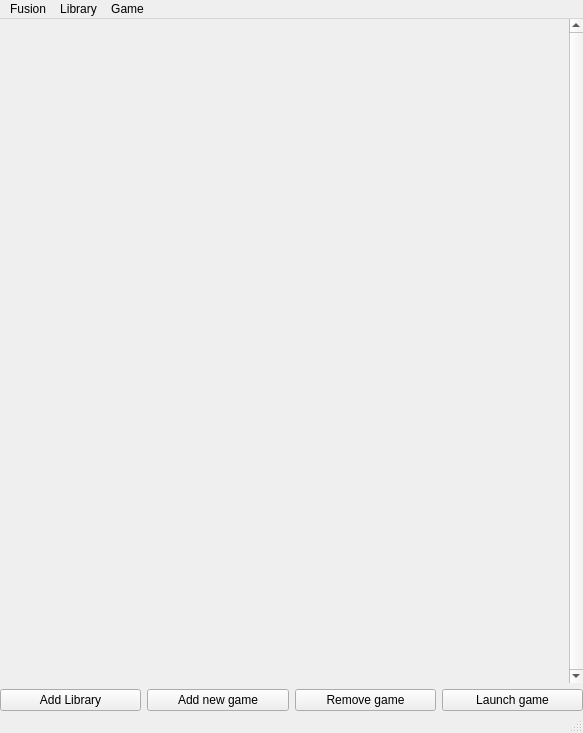
Old version of the form mainwindow.ui in the repository FusionLauncher/FusionClient.
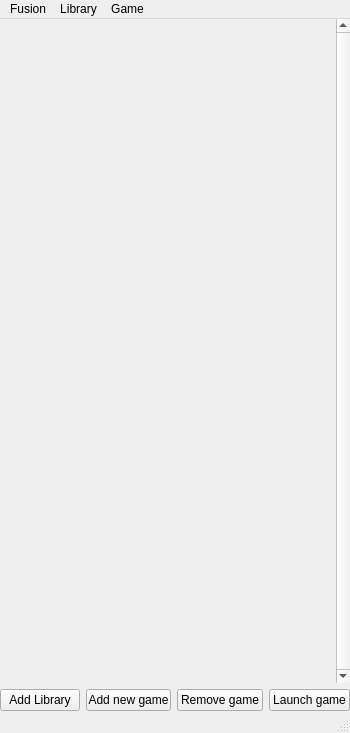
New version of the form.

Commit message: FGameWidget: Add Launch/remove-Button, Lower min-Width GameInfoDialog: Implement Downloader-Signals MainWindow: Lower min-Width Ressource: Add Fusion-logo as Fallback-Art

```diff
--- a/mainwindow.ui
+++ b/mainwindow.ui
@@ -6,10 +6,16 @@
    <rect>
     <x>0</x>
     <y>0</y>
-    <width>583</width>
+    <width>350</width>
     <height>733</height>
    </rect>
   </property>
+  <property name="minimumSize">
+   <size>
+    <width>300</width>
+    <height>0</height>
+   </size>
+  </property>
   <property name="windowTitle">
    <string>MainWindow</string>
   </property>
@@ -46,7 +52,7 @@
         <rect>
          <x>0</x>
          <y>0</y>
-         <width>566</width>
+         <width>333</width>
          <height>661</height>
         </rect>
        </property>
@@ -92,7 +98,7 @@
     <rect>
      <x>0</x>
      <y>0</y>
-     <width>583</width>
+     <width>350</width>
      <height>21</height>
     </rect>
    </property>
```
The commit also changes 8 other files.
